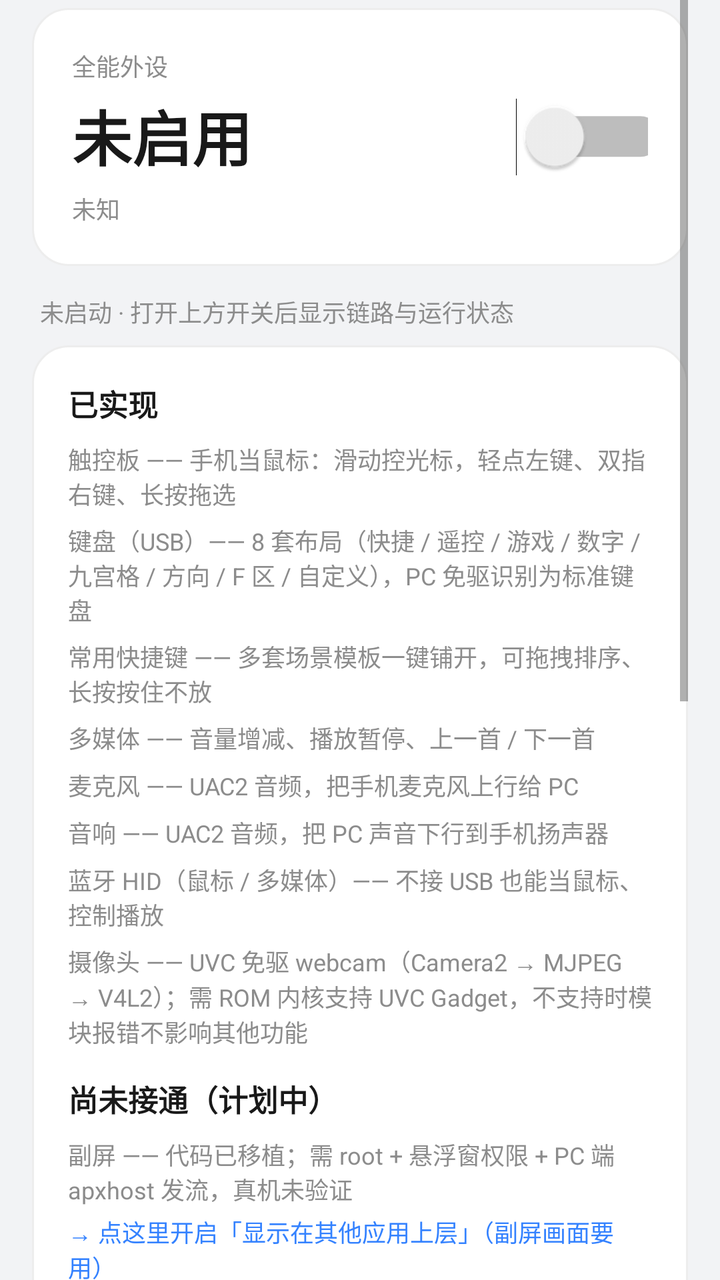
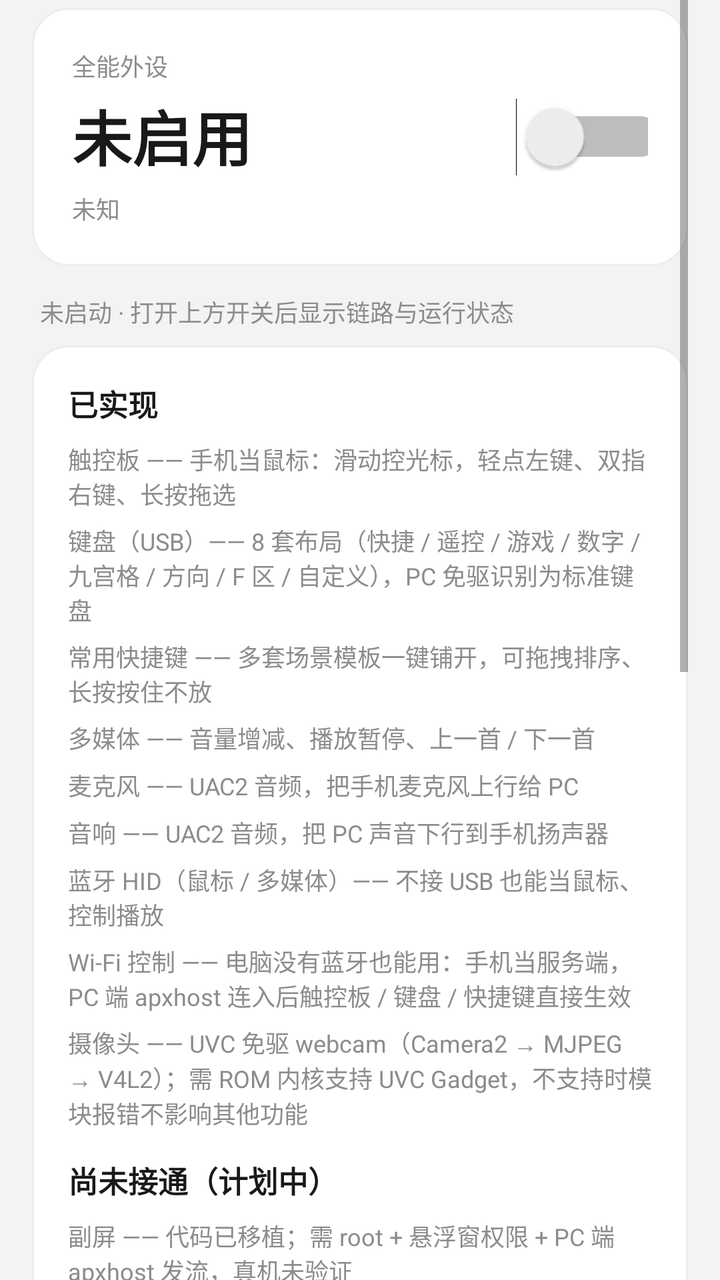

Compare the two renders of this Android layout. The source of the first and the diff that turns it into the second are given below.
<!-- AndroidManifest.xml: application theme Theme.AllPeriph -->
<!-- res/layout/page_status.xml -->
<?xml version="1.0" encoding="utf-8"?>
<ScrollView xmlns:android="http://schemas.android.com/apk/res/android"
    android:id="@+id/pageStatus"
    android:layout_width="match_parent"
    android:layout_height="match_parent"
    android:clipToPadding="false"
    android:fillViewport="true"
    android:paddingStart="16dp"
    android:paddingEnd="16dp"
    android:paddingBottom="96dp">

    <LinearLayout
        android:layout_width="match_parent"
        android:layout_height="wrap_content"
        android:orientation="vertical"
        android:paddingTop="4dp">

        
        <LinearLayout
            style="@style/APCard"
            android:layout_width="match_parent"
            android:layout_height="wrap_content"
            android:gravity="center_vertical"
            android:orientation="horizontal"
            android:padding="20dp">

            <LinearLayout
                android:layout_width="0dp"
                android:layout_height="wrap_content"
                android:layout_weight="1"
                android:orientation="vertical">

                <TextView
                    android:layout_width="wrap_content"
                    android:layout_height="wrap_content"
                    android:text="@string/app_name"
                    android:textAppearance="@style/APTextCaption" />

                <TextView
                    android:id="@+id/tvOverall"
                    android:layout_width="wrap_content"
                    android:layout_height="wrap_content"
                    android:paddingTop="4dp"
                    android:text="@string/common_off"
                    android:textColor="@color/md_on_background"
                    android:textSize="30sp"
                    android:textStyle="bold" />

                <TextView
                    android:id="@+id/tvOverallSub"
                    android:layout_width="match_parent"
                    android:layout_height="wrap_content"
                    android:paddingTop="6dp"
                    android:text="@string/common_unknown"
                    android:textAppearance="@style/APTextCaption" />
            </LinearLayout>

            <Switch
                android:id="@+id/swMaster"
                android:layout_width="wrap_content"
                android:layout_height="wrap_content"
                android:layout_marginStart="12dp"
                android:scaleX="1.45"
                android:scaleY="1.45" />
        </LinearLayout>

        <TextView
            android:id="@+id/tvIdleHint"
            android:layout_width="match_parent"
            android:layout_height="wrap_content"
            android:paddingStart="4dp"
            android:paddingTop="2dp"
            android:paddingBottom="8dp"
            android:text="@string/hint_idle"
            android:textAppearance="@style/APTextCaption" />

        
        <LinearLayout
            android:id="@+id/boxIdleFeatures"
            style="@style/APCard"
            android:layout_width="match_parent"
            android:layout_height="wrap_content"
            android:orientation="vertical">

            <TextView
                android:layout_width="wrap_content"
                android:layout_height="wrap_content"
                android:text="已实现"
                android:textAppearance="@style/APTextSubtitle" />

            <TextView
                android:layout_width="match_parent"
                android:layout_height="wrap_content"
                android:paddingTop="8dp"
                android:text="触控板 —— 手机当鼠标：滑动控光标，轻点左键、双指右键、长按拖选"
                android:textAppearance="@style/APTextCaption" />

            <TextView
                android:layout_width="match_parent"
                android:layout_height="wrap_content"
                android:paddingTop="6dp"
                android:text="键盘（USB）—— 8 套布局（快捷 / 遥控 / 游戏 / 数字 / 九宫格 / 方向 / F 区 / 自定义），PC 免驱识别为标准键盘"
                android:textAppearance="@style/APTextCaption" />

            <TextView
                android:layout_width="match_parent"
                android:layout_height="wrap_content"
                android:paddingTop="6dp"
                android:text="常用快捷键 —— 多套场景模板一键铺开，可拖拽排序、长按按住不放"
                android:textAppearance="@style/APTextCaption" />

            <TextView
                android:layout_width="match_parent"
                android:layout_height="wrap_content"
                android:paddingTop="6dp"
                android:text="多媒体 —— 音量增减、播放暂停、上一首 / 下一首"
                android:textAppearance="@style/APTextCaption" />

            <TextView
                android:layout_width="match_parent"
                android:layout_height="wrap_content"
                android:paddingTop="6dp"
                android:text="麦克风 —— UAC2 音频，把手机麦克风上行给 PC"
                android:textAppearance="@style/APTextCaption" />

            <TextView
                android:layout_width="match_parent"
                android:layout_height="wrap_content"
                android:paddingTop="6dp"
                android:text="音响 —— UAC2 音频，把 PC 声音下行到手机扬声器"
                android:textAppearance="@style/APTextCaption" />

            <TextView
                android:layout_width="match_parent"
                android:layout_height="wrap_content"
                android:paddingTop="6dp"
                android:text="蓝牙 HID（鼠标 / 多媒体）—— 不接 USB 也能当鼠标、控制播放"
                android:textAppearance="@style/APTextCaption" />

            <TextView
                android:layout_width="match_parent"
                android:layout_height="wrap_content"
                android:paddingTop="6dp"
                android:text="摄像头 —— UVC 免驱 webcam（Camera2 → MJPEG → V4L2）；需 ROM 内核支持 UVC Gadget，不支持时模块报错不影响其他功能"
                android:textAppearance="@style/APTextCaption" />

            <TextView
                android:layout_width="wrap_content"
                android:layout_height="wrap_content"
                android:paddingTop="14dp"
                android:text="尚未接通（计划中）"
                android:textAppearance="@style/APTextSubtitle" />

            <TextView
                android:layout_width="match_parent"
                android:layout_height="wrap_content"
                android:paddingTop="8dp"
                android:text="副屏 —— 代码已移植；需 root + 悬浮窗权限 + PC 端 apxhost 发流，真机未验证"
                android:textAppearance="@style/APTextCaption" />

            <TextView
                android:id="@+id/tvOverlayHint"
                android:layout_width="match_parent"
                android:layout_height="wrap_content"
                android:paddingTop="4dp"
                android:text="→ 点这里开启「显示在其他应用上层」（副屏画面要用）"
                android:textColor="@color/md_primary"
                android:textAppearance="@style/APTextCaption" />

            <TextView
                android:layout_width="match_parent"
                android:layout_height="wrap_content"
                android:paddingTop="6dp"
                android:text="蓝牙键盘 —— 待 BtHidDevice 增 reportKeyboard 后接入（蓝牙 HID 已有鼠标 / 多媒体）"
                android:textAppearance="@style/APTextCaption" />

            <TextView
                android:layout_width="match_parent"
                android:layout_height="wrap_content"
                android:paddingTop="6dp"
                android:text="传感器 —— IMU / 光感 / 气压等数据上行给 PC"
                android:textAppearance="@style/APTextCaption" />

            <TextView
                android:layout_width="match_parent"
                android:layout_height="wrap_content"
                android:paddingTop="6dp"
                android:text="GPS 定位 —— NMEA 经由 CDC ACM 串口上行"
                android:textAppearance="@style/APTextCaption" />

            <TextView
                android:layout_width="match_parent"
                android:layout_height="wrap_content"
                android:paddingTop="6dp"
                android:text="振动 / 手电 / 红外 —— 由 PC 反向控制手机"
                android:textAppearance="@style/APTextCaption" />
        </LinearLayout>

        
        <LinearLayout
            style="@style/APCard"
            android:layout_width="match_parent"
            android:layout_height="wrap_content"
            android:orientation="vertical">

            <TextView
                android:layout_width="wrap_content"
                android:layout_height="wrap_content"
                android:text="怎么用（三步）"
                android:textAppearance="@style/APTextSubtitle" />

            <TextView
                android:layout_width="match_parent"
                android:layout_height="wrap_content"
                android:paddingTop="8dp"
                android:text="① 手机：打开本页上方开关。PC 插线后 USB 会短暂断开重连，属正常现象"
                android:textAppearance="@style/APTextCaption" />

            <TextView
                android:layout_width="match_parent"
                android:layout_height="wrap_content"
                android:paddingTop="6dp"
                android:text="② PC：运行仓库里的 apxhost.exe（build_host\\Release），浏览器打开 http://127.0.0.1:47990"
                android:textAppearance="@style/APTextCaption" />

            <TextView
                android:layout_width="match_parent"
                android:layout_height="wrap_content"
                android:paddingTop="6dp"
                android:text="③ 使用：触控板 / 键盘 / 麦克风 / 音响即插即用；副屏与摄像头需在 PC 面板里启用，且需 PC 端推流配合"
                android:textAppearance="@style/APTextCaption" />
        </LinearLayout>

        <LinearLayout
            android:id="@+id/boxRunning"
            android:layout_width="match_parent"
            android:layout_height="wrap_content"
            android:orientation="vertical"
            android:visibility="gone">

            <LinearLayout
                style="@style/APCardFlat"
                android:layout_width="match_parent"
                android:layout_height="wrap_content"
                android:orientation="vertical">

                <TextView
                    android:layout_width="wrap_content"
                    android:layout_height="wrap_content"
                    android:text="运行摘要"
                    android:textAppearance="@style/APTextSubtitle" />

                <TextView
                    android:id="@+id/tvRunningSummary"
                    android:layout_width="match_parent"
                    android:layout_height="wrap_content"
                    android:paddingTop="6dp"
                    android:text="@string/common_unknown"
                    android:textAppearance="@style/APTextCaption" />
            </LinearLayout>

            
            <LinearLayout
                style="@style/APCard"
                android:layout_width="match_parent"
                android:layout_height="wrap_content"
                android:orientation="vertical">

                <TextView
                    android:layout_width="wrap_content"
                    android:layout_height="wrap_content"
                    android:text="@string/card_link"
                    android:textAppearance="@style/APTextSubtitle" />

                <LinearLayout
                    android:id="@+id/rowsLink"
                    android:layout_width="match_parent"
                    android:layout_height="wrap_content"
                    android:orientation="vertical"
                    android:paddingTop="6dp" />

                <TextView
                    android:id="@+id/tvLinkRtt"
                    android:layout_width="match_parent"
                    android:layout_height="wrap_content"
                    android:paddingTop="8dp"
                    android:text="@string/label_link_rt"
                    android:textAppearance="@style/APTextCaption" />
            </LinearLayout>

            
            <LinearLayout
                style="@style/APCardFlat"
                android:layout_width="match_parent"
                android:layout_height="wrap_content"
                android:orientation="vertical">

                <TextView
                    android:layout_width="wrap_content"
                    android:layout_height="wrap_content"
                    android:text="@string/latency_budget_title"
                    android:textAppearance="@style/APTextSubtitle" />

                <TextView
                    android:layout_width="wrap_content"
                    android:layout_height="wrap_content"
                    android:paddingTop="6dp"
                    android:text="@string/latency_budget_body"
                    android:textAppearance="@style/APTextCaption" />
            </LinearLayout>
        </LinearLayout>
    </LinearLayout>
</ScrollView>
<!-- resources referenced by this layout -->
<resources>
  <color name="md_on_background">#FF191919</color>
  <color name="md_primary">#FF3482FF</color>
  <string name="app_name">全能外设</string>
  <string name="card_link">链路状态</string>
  <string name="common_off">未启用</string>
  <string name="common_unknown">未知</string>
  <string name="hint_idle">未启动 · 打开上方开关后显示链路与运行状态</string>
  <string name="label_link_rt">链路延迟 / 丢包</string>
  <string name="latency_budget_body">触控上行 ≤2ms</string>
  <string name="latency_budget_title">延迟预算</string>
  <style name="APCard">
          <item name="android:background">@drawable/bg_card</item>
          <item name="android:orientation">vertical</item>
          <item name="android:padding">18dp</item>
          <item name="android:layout_marginBottom">12dp</item>
      </style>
  <style name="APCardFlat">
          <item name="android:background">@drawable/bg_card_flat</item>
          <item name="android:orientation">vertical</item>
          <item name="android:padding">18dp</item>
          <item name="android:layout_marginBottom">12dp</item>
      </style>
  <style name="APTextCaption">
          <item name="android:textSize">12sp</item>
          <item name="android:textColor">@color/md_on_surface_variant</item>
      </style>
  <style name="APTextSubtitle">
          <item name="android:textSize">15sp</item>
          <item name="android:textStyle">bold</item>
          <item name="android:textColor">@color/md_on_surface</item>
      </style>
  <style name="Theme.AllPeriph" parent="@android:style/Theme.Material.Light.NoActionBar">
          <item name="android:windowBackground">@color/md_background</item>
          <item name="android:colorBackground">@color/md_background</item>
          <item name="android:colorPrimary">@color/md_primary</item>
          <item name="android:colorAccent">@color/md_primary</item>
          <item name="android:statusBarColor">@color/md_background</item>
          <item name="android:navigationBarColor">@color/md_background</item>
          <item name="android:windowLightStatusBar">true</item>
          <item name="android:windowLightNavigationBar">true</item>
          <item name="android:windowNoTitle">true</item>
          <item name="android:windowActionBar">false</item>
      </style>
  <!-- drawable bg_card (drawable) -->
  <?xml version="1.0" encoding="utf-8"?>
  <shape xmlns:android="http://schemas.android.com/apk/res/android" android:shape="rectangle">
      <solid android:color="@color/md_surface" />
      <corners android:radius="18dp" />
      <stroke android:width="1dp" android:color="@color/card_stroke" />
  </shape>
  <!-- drawable bg_card_flat (drawable) -->
  <?xml version="1.0" encoding="utf-8"?>
  <shape xmlns:android="http://schemas.android.com/apk/res/android" android:shape="rectangle">
      <solid android:color="@color/md_surface" />
      <corners android:radius="18dp" />
      <stroke android:width="1dp" android:color="@color/md_outline" />
  </shape>
  <color name="md_on_surface_variant">#FF8C8C8C</color>
  <color name="md_on_surface">#FF191919</color>
  <color name="md_background">#FFF2F3F5</color>
  <color name="md_surface">#FFFFFFFF</color>
  <color name="card_stroke">#FFEDEDED</color>
  <color name="md_outline">#FFE8E8E8</color>
</resources>

<!-- the commit's change to res/layout/page_status.xml (unified diff, before → after) -->
@@ -141,6 +141,13 @@
                 android:layout_width="match_parent"
                 android:layout_height="wrap_content"
                 android:paddingTop="6dp"
+                android:text="Wi‑Fi 控制 —— 电脑没有蓝牙也能用：手机当服务端，PC 端 apxhost 连入后触控板 / 键盘 / 快捷键直接生效"
+                android:textAppearance="@style/APTextCaption" />
+
+            <TextView
+                android:layout_width="match_parent"
+                android:layout_height="wrap_content"
+                android:paddingTop="6dp"
                 android:text="摄像头 —— UVC 免驱 webcam（Camera2 → MJPEG → V4L2）；需 ROM 内核支持 UVC Gadget，不支持时模块报错不影响其他功能"
                 android:textAppearance="@style/APTextCaption" />
 
@@ -220,7 +227,7 @@
                 android:layout_width="match_parent"
                 android:layout_height="wrap_content"
                 android:paddingTop="6dp"
-                android:text="② PC：运行仓库里的 apxhost.exe（build_host\\Release），浏览器打开 http://127.0.0.1:47990"
+                android:text="② PC：跑 build_host\\Release\\apxhost.exe。无线：apxhost wireless-listen（自动发现手机）或 apxhost wireless 手机IP:9500；有线：apxhost ui"
                 android:textAppearance="@style/APTextCaption" />
 
             <TextView
